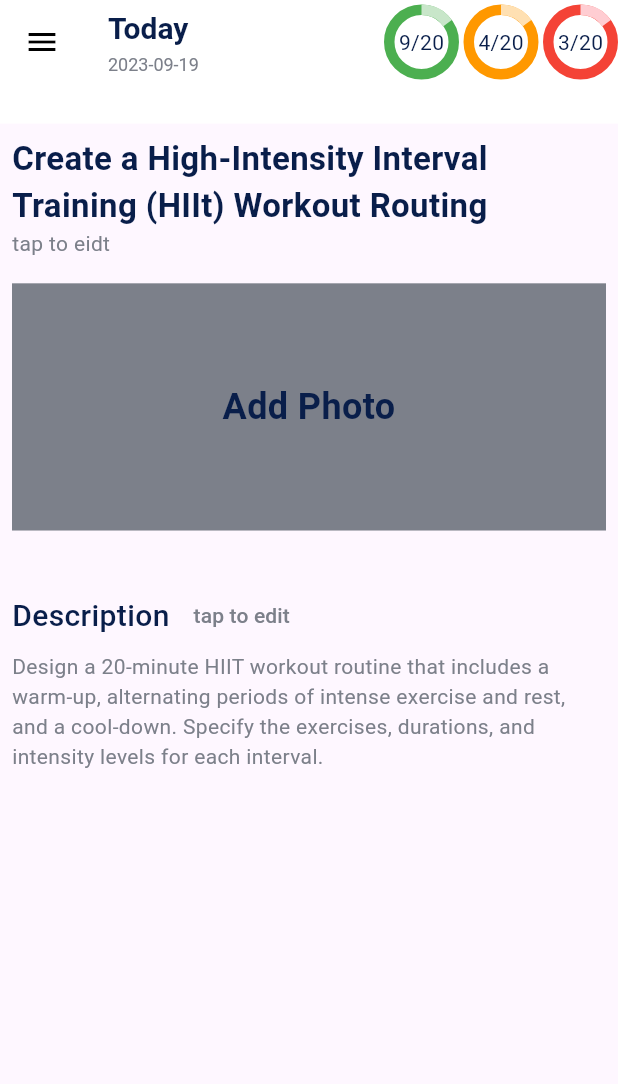
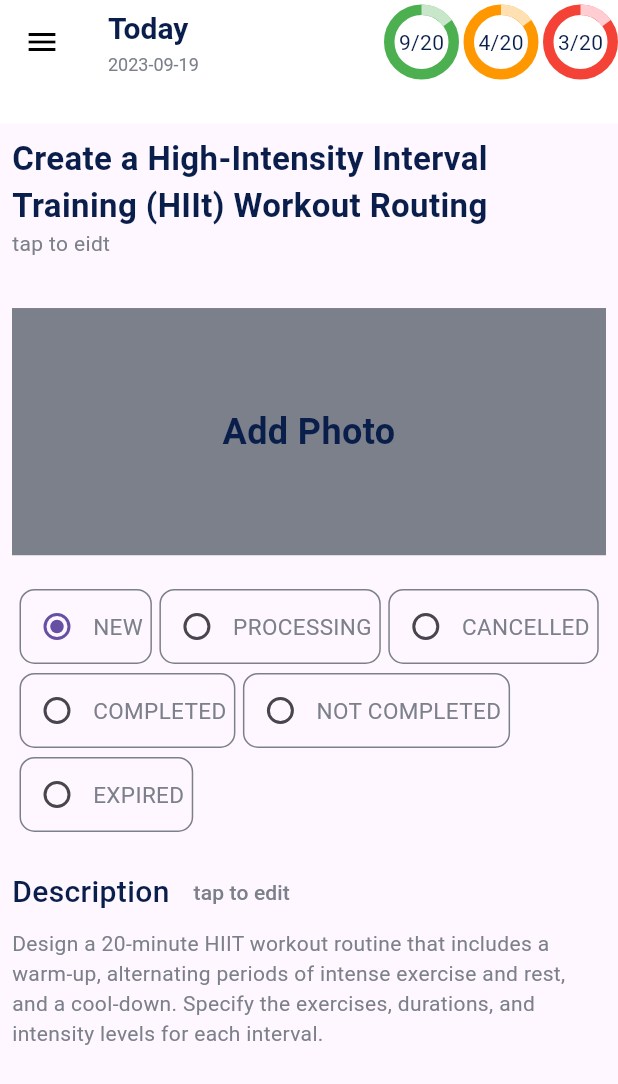
Before and after one commit to MohmaedSobhy/task_managment_app, a Flutter app: the screen it shows after launch, on a phone screen of 412 x 824 dp. Shown: the top 1084 px of the screen. Run offline on Flutter 3.47's test engine with Material 2 defaults, Android fonts, the phone set to English and light mode, and no system bars; drawn by our look-alikes of percent_indicator; our stand-ins replace calendar_timeline, flutter_bloc, flutter_secure_storage, fluttertoast, get, syncfusion_flutter_datepicker and 1 more.

Commit message:
update task screen

```diff
--- a/lib/core/localization/app_string.dart
+++ b/lib/core/localization/app_string.dart
@@ -65,4 +65,12 @@ abstract class AppString {
 
   static const String managers = "Managers";
   static const String tapToEdit = "tap to edit";
+  static const List<String> allTaskStatus = [
+    'NEW',
+    'PROCESSING',
+    'CANCELLED',
+    'COMPLETED',
+    'NOT COMPLETED',
+    'EXPIRED'
+  ];
 }
--- /dev/null
+++ b/lib/core/widgets/radio_item.dart
@@ -0,0 +1,42 @@
+import 'package:flutter/material.dart';
+import 'package:task_managment_app/core/color/app_color.dart';
+
+// ignore: must_be_immutable
+class RadioItem extends StatelessWidget {
+  String text;
+  String groubValue;
+  // ignore: prefer_typing_uninitialized_variables
+  var onChange;
+  RadioItem({
+    super.key,
+    required this.groubValue,
+    required this.onChange,
+    required this.text,
+  });
+
+  @override
+  Widget build(BuildContext context) {
+    return Container(
+      padding: const EdgeInsets.only(right: 5),
+      decoration: BoxDecoration(
+        border: Border.all(color: AppColor.gray),
+        borderRadius: BorderRadius.circular(10),
+      ),
+      child: Row(
+        mainAxisSize: MainAxisSize.min,
+        mainAxisAlignment: MainAxisAlignment.spaceAround,
+        children: [
+          Radio(value: text, groupValue: groubValue, onChanged: onChange),
+          Text(
+            text,
+            textAlign: TextAlign.center,
+            style: const TextStyle(
+              color: AppColor.gray,
+              fontSize: 15,
+            ),
+          )
+        ],
+      ),
+    );
+  }
+}
--- a/lib/feature/edit task/screens/edit_task_screen.dart
+++ b/lib/feature/edit task/screens/edit_task_screen.dart
@@ -1,13 +1,16 @@
 import 'package:flutter/material.dart';
 import 'package:task_managment_app/core/color/app_color.dart';
 import 'package:task_managment_app/core/widgets/custom_appBar.dart';
+import 'package:task_managment_app/core/widgets/radio_item.dart';
 import 'package:task_managment_app/feature/edit%20task/view/description_task_view.dart';
 import 'package:task_managment_app/feature/edit%20task/view/hight_space.dart';
 import 'package:task_managment_app/feature/edit%20task/view/pick_add_image.dart';
+import 'package:task_managment_app/feature/edit%20task/view/view_all_task_state.dart';
 
 class EditTaskScreen extends StatelessWidget {
   final GlobalKey<ScaffoldState> _scaffoldKey = GlobalKey<ScaffoldState>();
   EditTaskScreen({super.key});
+  final String value = "hello";
 
   @override
   Widget build(BuildContext context) {
@@ -26,7 +29,7 @@ class EditTaskScreen extends StatelessWidget {
       body: Padding(
         padding: const EdgeInsets.all(8.0),
         child: ListView(
-          children: [
+          children: const [
             Text(
               "Create a High-Intensity Interval Training (HIIt) Workout Routing",
               style: TextStyle(
@@ -41,11 +44,13 @@ class EditTaskScreen extends StatelessWidget {
                 color: AppColor.gray,
               ),
             ),
-            const SpaceHight(),
-            const PickImage(),
-            const SpaceHight(),
-            const SpaceHight(),
-            const DescriptionTaskView(),
+            SpaceHight(),
+            SpaceHight(),
+            PickImage(),
+            SpaceHight(),
+            ViewAllStateTask(),
+            SpaceHight(),
+            DescriptionTaskView(),
           ],
         ),
       ),
--- /dev/null
+++ b/lib/feature/edit task/view/view_all_task_state.dart
@@ -0,0 +1,26 @@
+import 'package:flutter/material.dart';
+import 'package:task_managment_app/core/widgets/radio_item.dart';
+
+import '../../../core/localization/app_string.dart';
+
+class ViewAllStateTask extends StatelessWidget {
+  const ViewAllStateTask({super.key});
+
+  @override
+  Widget build(BuildContext context) {
+    return Wrap(
+      children: [
+        ...List.generate(
+          AppString.allTaskStatus.length,
+          (index) => Padding(
+            padding: const EdgeInsets.only(left: 5, top: 6),
+            child: RadioItem(
+                groubValue: AppString.allTaskStatus[0],
+                onChange: (value) {},
+                text: AppString.allTaskStatus[index]),
+          ),
+        )
+      ],
+    );
+  }
+}
```
